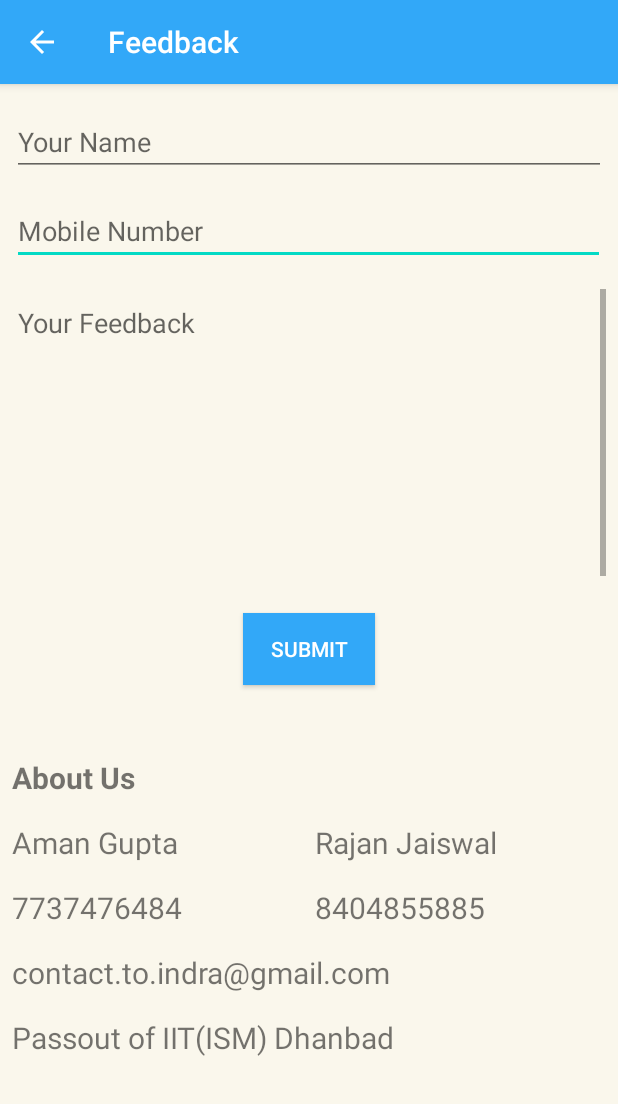
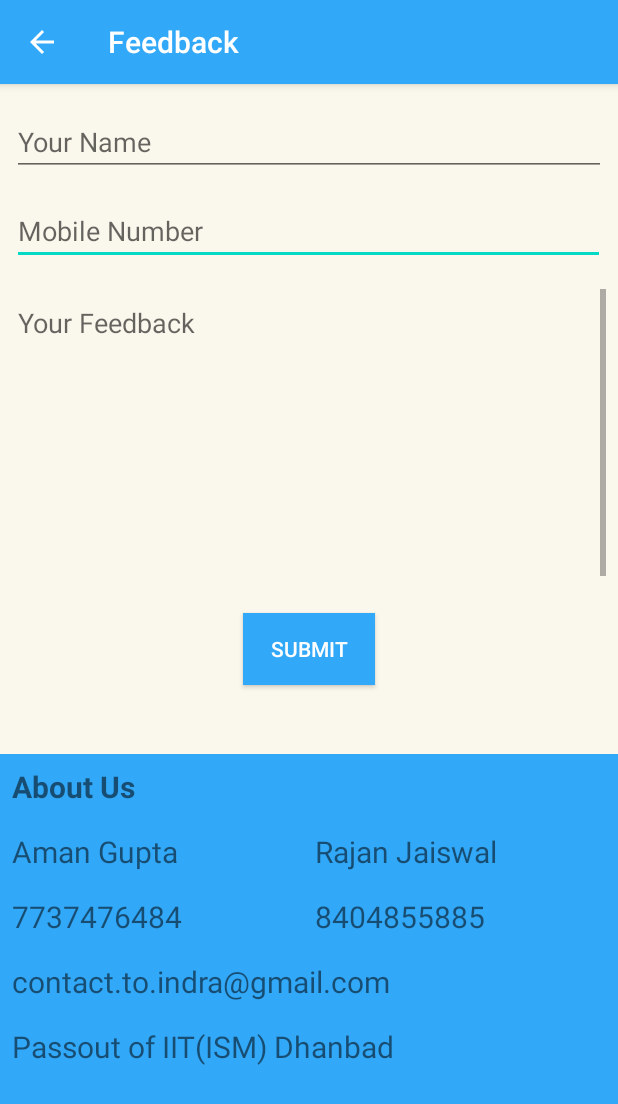
Before and after one commit to ag597482/Covid19, an Android app: the FeedbackActivity screen opened directly, with no data from a screen before it, on a phone screen of 412 x 824 dp. Shown: the top 1104 px of the screen. Run offline under Robolectric (Android 15) with nearby library versions, the phone set to English and light mode, and no system bars; our stand-ins replace Firebase (no records; nobody signed in at launch, a user with empty details on screens opened directly).

Commit message:
Ui update final feedback update with about us done

```diff
--- a/app/src/main/res/layout/activity_feedback.xml
+++ b/app/src/main/res/layout/activity_feedback.xml
@@ -79,13 +79,24 @@
         app:layout_constraintStart_toStartOf="parent"
         app:layout_constraintTop_toTopOf="parent" />
 
+    <androidx.constraintlayout.widget.ConstraintLayout
+        android:id="@+id/About_Us_id"
+        android:layout_width="0dp"
+        android:layout_height="0dp"
+        android:layout_marginTop="46dp"
+        android:background="@color/colorPrimary"
+        app:layout_constraintBottom_toBottomOf="parent"
+        app:layout_constraintEnd_toEndOf="parent"
+        app:layout_constraintStart_toStartOf="parent"
+        app:layout_constraintTop_toBottomOf="@+id/submit">
+
         <TextView
             android:id="@+id/About_Us"
             android:layout_width="0dp"
             android:layout_height="wrap_content"
             android:layout_marginStart="8dp"
             android:layout_marginLeft="8dp"
-        android:layout_marginTop="48dp"
+            android:layout_marginTop="8dp"
             android:layout_marginEnd="8dp"
             android:layout_marginRight="8dp"
             android:text="About Us"
@@ -93,7 +104,7 @@
             android:textStyle="bold"
             app:layout_constraintEnd_toEndOf="parent"
             app:layout_constraintStart_toStartOf="parent"
-        app:layout_constraintTop_toBottomOf="@+id/submit" />
+            app:layout_constraintTop_toTopOf="@+id/About_Us_id" />
 
         <TextView
             android:id="@+id/name1"
@@ -186,5 +197,7 @@
             app:layout_constraintStart_toStartOf="parent"
             app:layout_constraintTop_toBottomOf="@+id/textView18" />
 
+    </androidx.constraintlayout.widget.ConstraintLayout>
+
 
 </androidx.constraintlayout.widget.ConstraintLayout>
```
Lines whose indentation alone changed are shown as unchanged.
